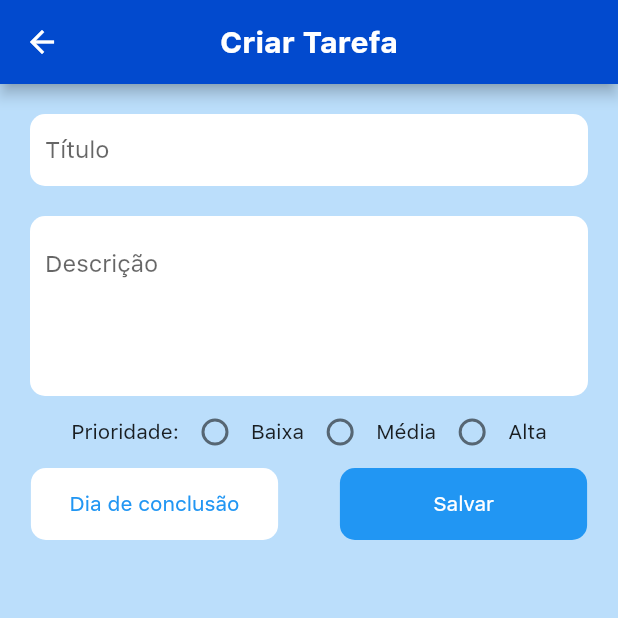
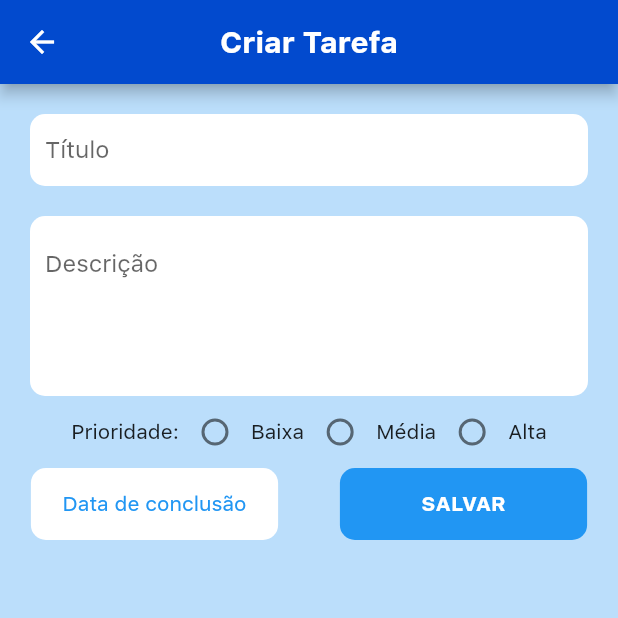
Before and after one commit to Rafarache/TaskManagerApp, a Flutter app: the TaskPage screen opened directly, on a phone screen of 412 x 824 dp, the top half of it. Run offline on Flutter 3.47's test engine with Material 2 defaults, Android fonts, the phone set to English and light mode, and no system bars; our stand-ins replace community_material_icon, get, shared_preferences, sqflite, table_calendar; missing offline and left inert: icofont_flutter; accounts and stored records are empty; statements that could not run were skipped.

```diff
--- a/lib/View/AddTask/TaskPage.dart
+++ b/lib/View/AddTask/TaskPage.dart
@@ -207,7 +207,7 @@ class _TaskPageState extends State<TaskPage> {
                       child: TextButton(
                         child: Text(_editedTask.dateDue == null &&
                                 widget.task == null
-                            ? "Dia de conclusão"
+                            ? "Data de conclusão"
                             : "Dia: ${DateFormat('d MM y', 'pt').format(_editedTask.dateDue)}"),
                         onPressed: datePickerDue,
                       ),
@@ -221,8 +221,10 @@ class _TaskPageState extends State<TaskPage> {
                         borderRadius: BorderRadius.circular(10),
                       ),
                       child: TextButton(
-                        child: Text("Salvar",
-                            style: TextStyle(color: Colors.white)),
+                        child: Text("SALVAR",
+                            style: TextStyle(
+                                color: Colors.white,
+                                fontWeight: FontWeight.bold)),
                         onPressed: saveTask,
                       ),
                     ),
```
Also changed, not shown: lib/View/Home/HomePage.dart (+24 -7 lines).
